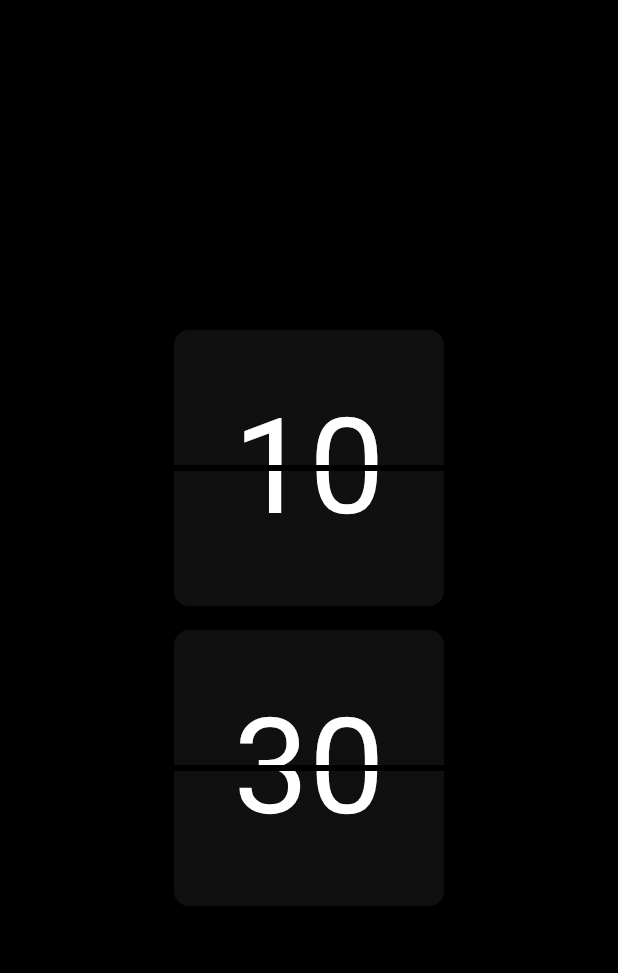
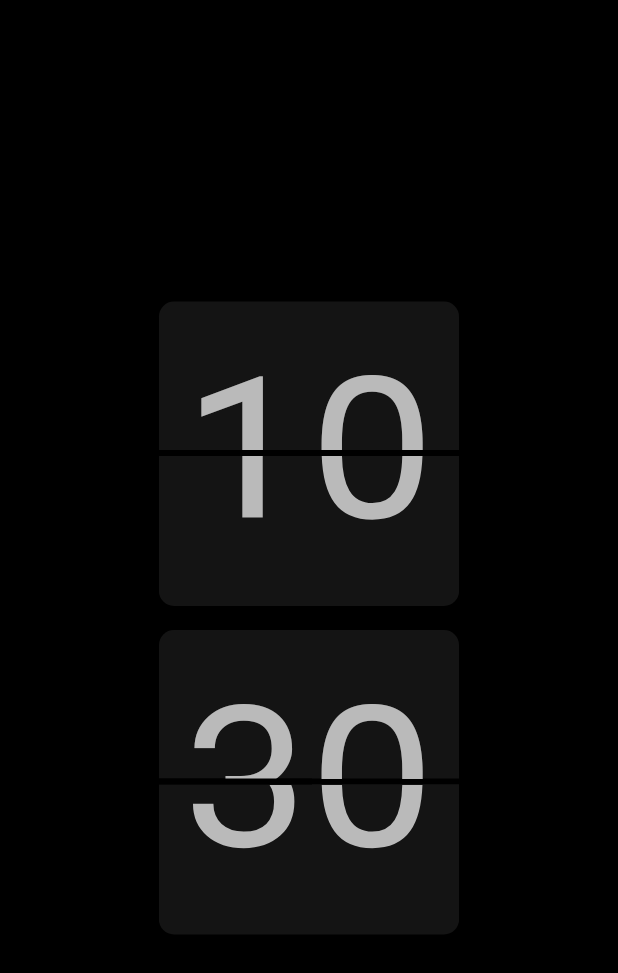
Before and after one commit to neon97/flipClock_animation, a Flutter app: the screen it shows after launch, on a phone screen of 412 x 824 dp. Shown: the top 973 px of the screen. Run offline on Flutter 3.47's test engine with Material 2 defaults, Android fonts, the phone set to English and light mode, and no system bars; our stand-ins replace google_fonts.

Commit message:
new build some changes

```diff
--- a/lib/clock_animation.dart
+++ b/lib/clock_animation.dart
@@ -50,12 +50,12 @@ class _ClockAnimationState extends State<ClockAnimation>
             crossAxisAlignment: CrossAxisAlignment.center,
             children: [
               Container(
-                  height: 90.0,
-                  width: 180.0,
+                  height: 99.0,
+                  width: 200.0,
                   decoration: _boxDecoration(true),
                   child: Stack(
                     alignment: Alignment.center,
-                    children: [Positioned(top: 40.0, child: _timeText())],
+                    children: [Positioned(top: 18.0, child: _timeText())],
                   )),
               Divider(
                 height: 4.0,
@@ -64,28 +64,28 @@ class _ClockAnimationState extends State<ClockAnimation>
               Stack(
                 children: [
                   Container(
-                      height: 90.0,
-                      width: 180.0,
+                      height: 99.0,
+                      width: 200.0,
                       decoration: _boxDecoration(false),
                       child: Stack(
                         alignment: Alignment.center,
                         children: [
-                          Positioned(bottom: 40.0, child: _timeText())
+                          Positioned(bottom: 22.0, child: _timeText())
                         ],
                       )),
                   AnimatedBuilder(
                       animation: _animation,
                       child: Container(
-                          height: 90.0,
-                          width: 180.0,
+                          height: 100.0,
+                          width: 200.0,
                           decoration: _boxDecoration(false),
                           child: Stack(
                             alignment: Alignment.center,
                             children: [
                               _animation.value > 4.71
-                                  ? Positioned(bottom: 40.0, child: _timeText())
+                                  ? Positioned(bottom: 22.0, child: _timeText())
                                   : Positioned(
-                                      top: 60.0,
+                                      top: 85.0,
                                       child: Transform(
                                           transform: Matrix4.rotationX(math.pi),
                                           child: _timeText()))
@@ -104,11 +104,11 @@ class _ClockAnimationState extends State<ClockAnimation>
             ],
           ),
           Padding(
-            padding: EdgeInsets.only(top: 90),
+            padding: EdgeInsets.only(top: 99),
             child: Container(
               color: Colors.black,
               height: 4.0,
-              width: 180.0,
+              width: 200.0,
             ),
           ),
         ],
@@ -122,12 +122,12 @@ class _ClockAnimationState extends State<ClockAnimation>
           topRight: Radius.circular(top ? 10 : 0),
           bottomLeft: Radius.circular(top ? 0 : 10),
           bottomRight: Radius.circular(top ? 0 : 10)),
-      color: Color.fromRGBO(16, 16, 16, 1));
+      color: Color.fromRGBO(20, 20, 20, 1));
 
   Text _timeText() {
     return Text(
       _start.toString().padLeft(2, '0'),
-      style: GoogleFonts.fredokaOne(fontSize: 90.0, color: Colors.white),
+      style: GoogleFonts.fredokaOne(fontSize: 150.0, color: Color.fromRGBO(186, 186,186,1)),
     );
   }
 
--- a/pubspec.yaml
+++ b/pubspec.yaml
@@ -28,7 +28,7 @@ dependencies:
   # The following adds the Cupertino Icons font to your application.
   # Use with the CupertinoIcons class for iOS style icons.
   cupertino_icons: ^1.0.2
-  google_fonts: ^2.1.0
+  google_fonts:
 
 dev_dependencies:
   flutter_test:
```
